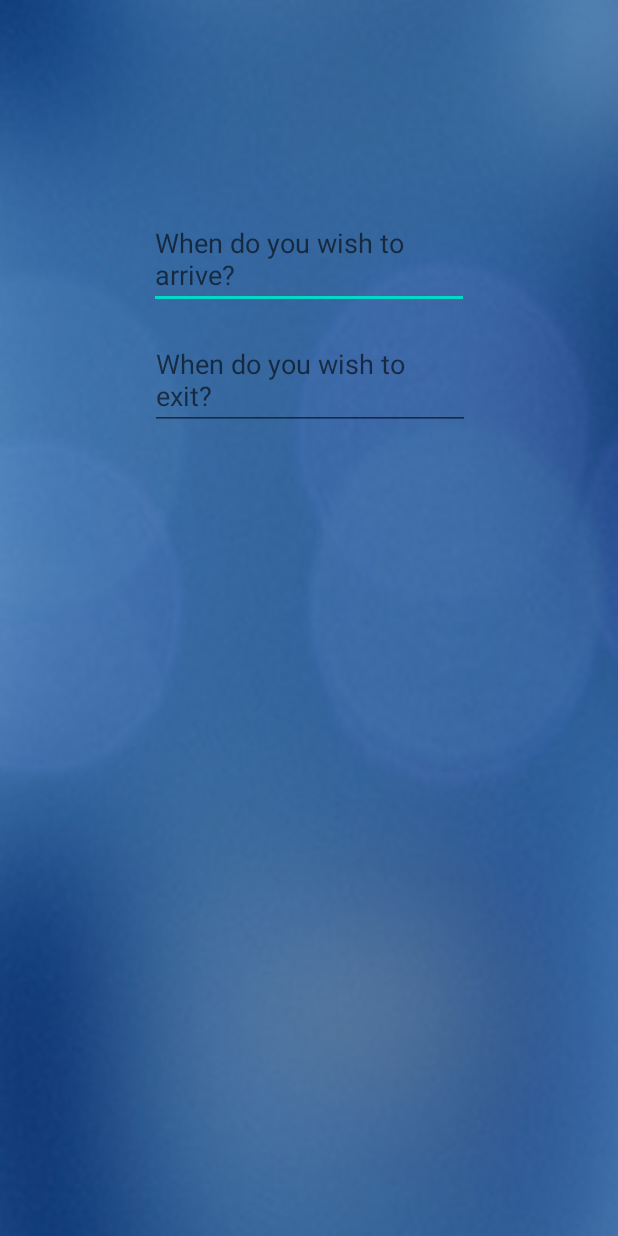
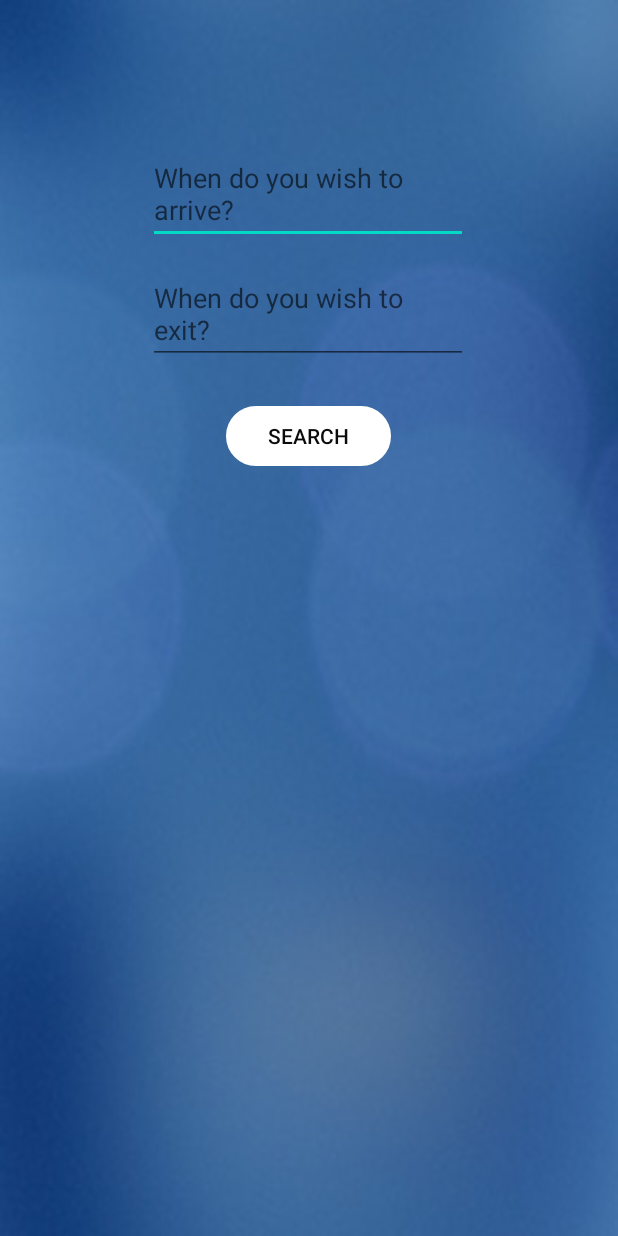
Before and after one commit to Developer105035/Smart-Parking-System, an Android app: the Booking screen opened directly, with no data from a screen before it, on a phone screen of 412 x 824 dp. Run offline under Robolectric (Android 15) with nearby library versions, the light colour scheme and no system bars.

Commit message:
Making changes to Booking

```diff
--- /dev/null
+++ b/app/src/main/java/com/example/test2/classes/Slot.java
@@ -0,0 +1,6 @@
+package com.example.test2.classes;
+
+public class Slot {
+    int booked = 0;
+    int timestamp = 0;
+}
--- a/app/src/main/res/layout/activity_booking.xml
+++ b/app/src/main/res/layout/activity_booking.xml
@@ -11,12 +11,12 @@
         android:id="@+id/arriveTimestamp"
         android:layout_width="wrap_content"
         android:layout_height="wrap_content"
-        android:layout_marginTop="139dp"
+        android:layout_marginTop="96dp"
         android:ems="10"
         android:hint="@string/enter"
         android:textColor="#FFFFFF"
         app:layout_constraintEnd_toEndOf="parent"
-        app:layout_constraintHorizontal_bias="0.5"
+        app:layout_constraintHorizontal_bias="0.497"
         app:layout_constraintStart_toStartOf="parent"
         app:layout_constraintTop_toTopOf="parent" />
 
@@ -24,13 +24,27 @@
         android:id="@+id/departTimestamp"
         android:layout_width="wrap_content"
         android:layout_height="wrap_content"
-        android:layout_marginTop="220dp"
+        android:layout_marginTop="176dp"
         android:ems="10"
         android:hint="@string/exit"
         android:textColor="#FBFBFB"
         app:layout_constraintEnd_toEndOf="parent"
-        app:layout_constraintHorizontal_bias="0.502"
+        app:layout_constraintHorizontal_bias="0.497"
         app:layout_constraintStart_toStartOf="parent"
         app:layout_constraintTop_toTopOf="parent" />
 
+    <android.widget.Button
+        android:id="@+id/button"
+        android:layout_width="wrap_content"
+        android:layout_height="wrap_content"
+        android:layout_marginTop="24dp"
+        android:background="@drawable/btn_rounded_white"
+        android:enabled="false"
+        android:text="@string/search"
+        android:textColor="#0C0B0B"
+        app:layout_constraintEnd_toEndOf="parent"
+        app:layout_constraintHorizontal_bias="0.498"
+        app:layout_constraintStart_toStartOf="parent"
+        app:layout_constraintTop_toBottomOf="@+id/departTimestamp" />
+
 </androidx.constraintlayout.widget.ConstraintLayout>
--- a/app/src/main/res/values/strings.xml
+++ b/app/src/main/res/values/strings.xml
@@ -18,4 +18,5 @@
     <string name="settings">Settings</string>
     <string name="enter">When do you wish to arrive?</string>
     <string name="exit">When do you wish to exit?</string>
+    <string name="search">Search</string>
 </resources>
```
Also changed, not shown: app/src/main/java/com/example/test2/activities/Booking.java (+69 -19 lines).
